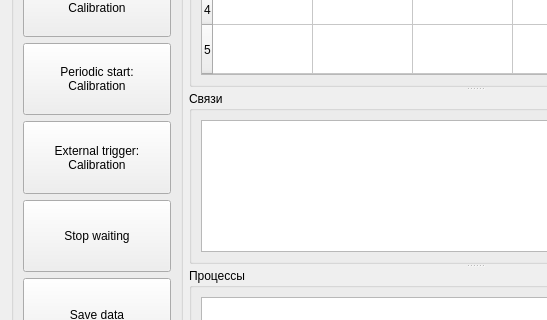
Qt form ui/CentralWidgetUIDesign.ui (AVSidorov/FT2SXR) before a commit; both pictures show x 0 to 547 and y 154 to 474 of the 771 by 606 pixel window.
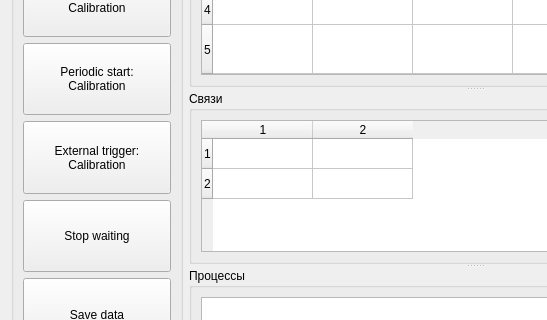
The same form after that commit.

```diff
--- a/ui/CentralWidgetUIDesign.ui
+++ b/ui/CentralWidgetUIDesign.ui
@@ -429,7 +429,60 @@
       </property>
       <layout class="QVBoxLayout" name="verticalLayout_2">
        <item>
-        <widget class="QTableWidget" name="wiring_tableWidget"/>
+        <widget class="QTableWidget" name="wiring_tableWidget">
+         <row>
+          <property name="text">
+           <string>1</string>
+          </property>
+         </row>
+         <row>
+          <property name="text">
+           <string>2</string>
+          </property>
+         </row>
+         <column>
+          <property name="text">
+           <string>1</string>
+          </property>
+         </column>
+         <column>
+          <property name="text">
+           <string>2</string>
+          </property>
+         </column>
+         <item row="0" column="0">
+          <property name="text">
+           <string/>
+          </property>
+          <property name="checkState">
+           <enum>Unchecked</enum>
+          </property>
+         </item>
+         <item row="0" column="1">
+          <property name="text">
+           <string/>
+          </property>
+          <property name="checkState">
+           <enum>Unchecked</enum>
+          </property>
+         </item>
+         <item row="1" column="0">
+          <property name="text">
+           <string/>
+          </property>
+          <property name="checkState">
+           <enum>Unchecked</enum>
+          </property>
+         </item>
+         <item row="1" column="1">
+          <property name="text">
+           <string/>
+          </property>
+          <property name="checkState">
+           <enum>Unchecked</enum>
+          </property>
+         </item>
+        </widget>
        </item>
       </layout>
      </widget>
```
Left out of the diff: 54 changed lines with no effect on the pictures.
